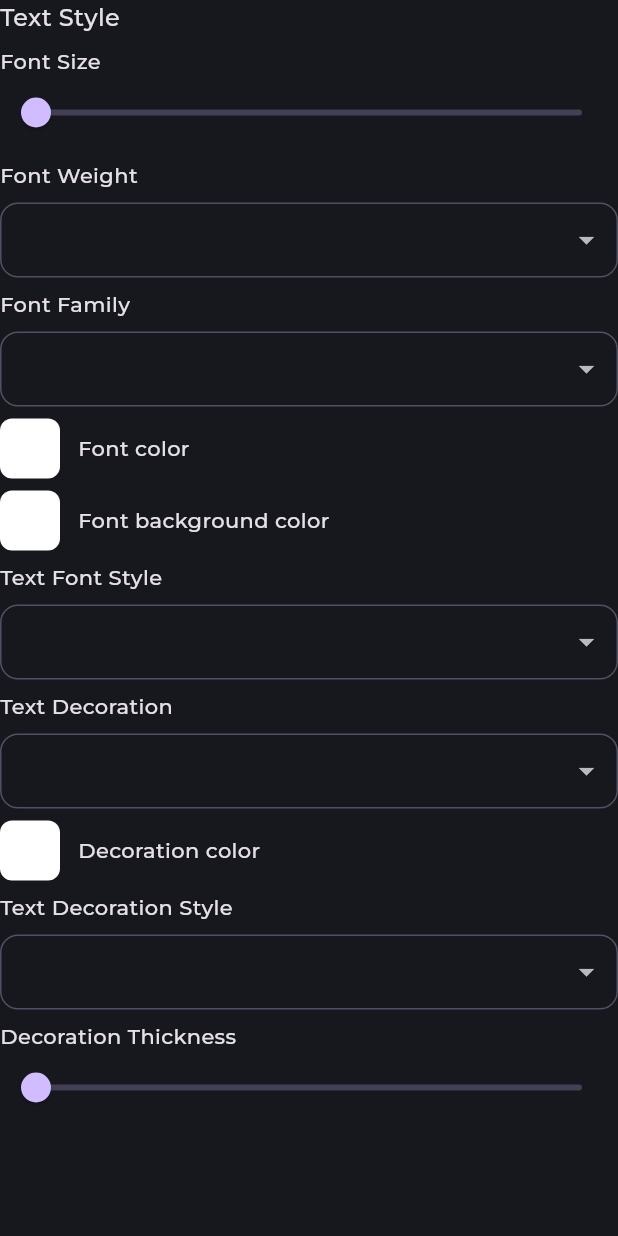
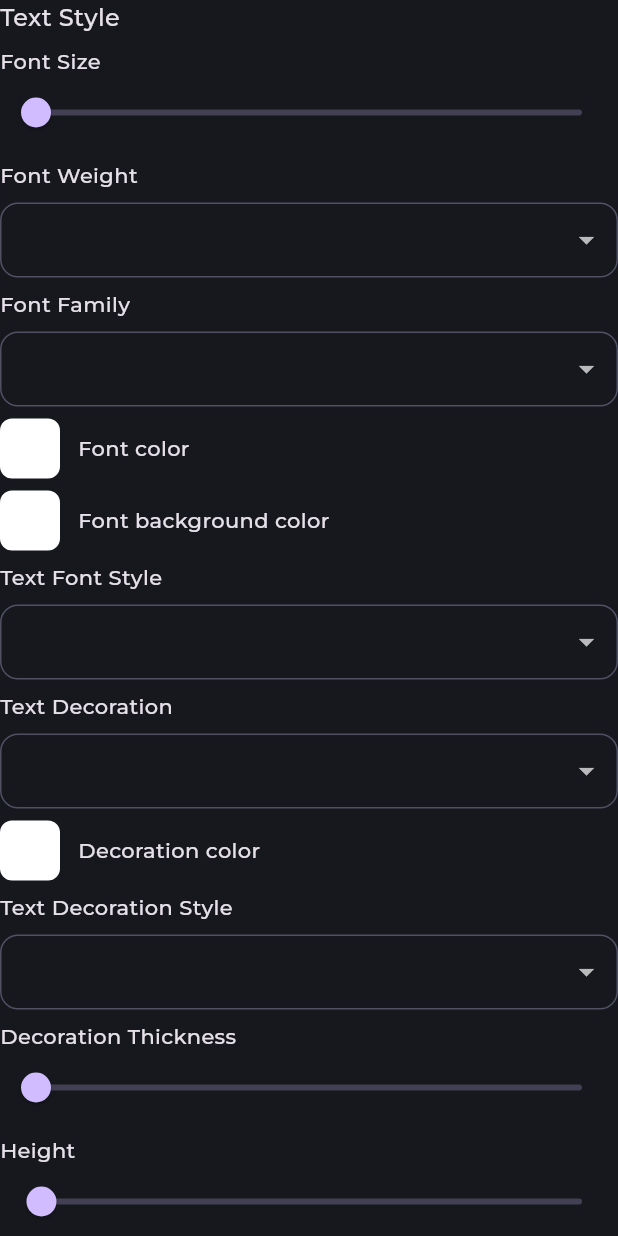
Before and after one commit to VivekMakwana7/flutter_basics, a Flutter app: the TextStylePropertyWidget widget shown alone on an empty page, opened directly, on a phone screen of 412 x 824 dp. Run offline on Flutter 3.47's test engine with Material 3 defaults, Android fonts, the phone set to English and light mode, and no system bars; drawn by our look-alikes of syncfusion_flutter_sliders; our stand-ins replace bloc, flutter_bloc, flutter_colorpicker, go_router, logger; missing offline and left inert: multi_value_listenable_builder; project files that could hold a hidden picture were left out.

Commit message:
- Implement Height & word Spacing property

```diff
--- a/lib/src/text/cubit/text_cubit.dart
+++ b/lib/src/text/cubit/text_cubit.dart
@@ -81,6 +81,12 @@ class TextCubit extends Cubit<TextState> {
   /// Decoration Thickness
   final decorationThickness = ValueNotifier<double?>(null);
 
+  /// Text Style's height property
+  final height = ValueNotifier<double?>(null);
+
+  /// Text Style's word spacing
+  final wordSpacing = ValueNotifier<double?>(null);
+
   @override
   Future<void> close() {
     textController.dispose();
@@ -89,6 +95,8 @@ class TextCubit extends Cubit<TextState> {
     textScaleValue.dispose();
     fontSize.dispose();
     decorationThickness.dispose();
+    height.dispose();
+    wordSpacing.dispose();
 
     return super.close();
   }
--- a/lib/src/text/page/text_page.dart
+++ b/lib/src/text/page/text_page.dart
@@ -221,6 +221,8 @@ class TextPage extends StatelessWidget {
                                   decorationStyle: cubit.textDecorationStyle,
                                   decorationThickness:
                                       cubit.decorationThickness.value,
+                                  height: cubit.height.value,
+                                  wordSpacing: cubit.wordSpacing.value,
                                 ),
                                 textHeightBehavior: TextHeightBehavior(
                                   applyHeightToFirstAscent:
@@ -237,6 +239,8 @@ class TextPage extends StatelessWidget {
                               cubit.maxLineController,
                               cubit.fontSize,
                               cubit.decorationThickness,
+                              cubit.height,
+                              cubit.wordSpacing,
                             ],
                           ),
                         ],
--- a/lib/src/text/widgets/text_style_property_widget.dart
+++ b/lib/src/text/widgets/text_style_property_widget.dart
@@ -165,6 +165,38 @@ class TextStylePropertyWidget extends StatelessWidget {
                 );
               },
             ),
+            const SizedBox(height: 8),
+            const Text('Height'),
+            ValueListenableBuilder(
+              valueListenable: cubit.height,
+              builder: (context, _, __) {
+                return SfSlider(
+                  min: 0,
+                  max: 100,
+                  enableTooltip: true,
+                  value: cubit.height.value ?? 1,
+                  onChanged: (value) {
+                    cubit.height.value = value as double;
+                  },
+                );
+              },
+            ),
+            const SizedBox(height: 8),
+            const Text('Word Spacing'),
+            ValueListenableBuilder(
+              valueListenable: cubit.wordSpacing,
+              builder: (context, _, __) {
+                return SfSlider(
+                  min: 0,
+                  max: 100,
+                  enableTooltip: true,
+                  value: cubit.wordSpacing.value ?? 1,
+                  onChanged: (value) {
+                    cubit.wordSpacing.value = value as double;
+                  },
+                );
+              },
+            ),
           ],
         );
       },
```
